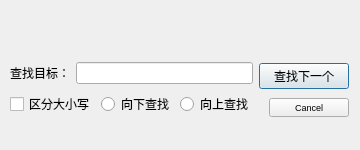
This is search.ui in toolman00861/my_qt_experiment_2 as Qt 5 draws it before an edit. The edited form follows.
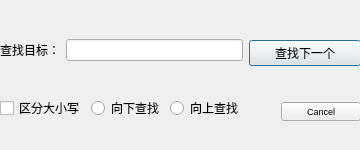
This is the edited form. Icons and pictures are not drawn.

```diff
--- a/search.ui
+++ b/search.ui
@@ -25,13 +25,13 @@
   <property name="windowTitle">
    <string>Dialog</string>
   </property>
-  <widget class="QWidget" name="">
+  <widget class="QWidget" name="layoutWidget">
    <property name="geometry">
     <rect>
-     <x>10</x>
-     <y>60</y>
-     <width>339</width>
-     <height>60</height>
+     <x>0</x>
+     <y>10</y>
+     <width>361</width>
+     <height>141</height>
     </rect>
    </property>
    <layout class="QHBoxLayout" name="horizontalLayout_4">
```
Left out of the diff: 19 changed lines with no effect on the pictures.
